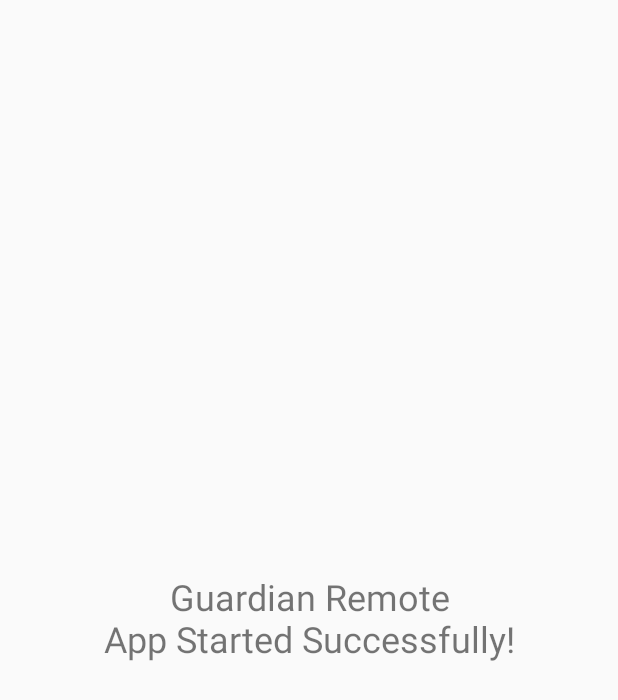
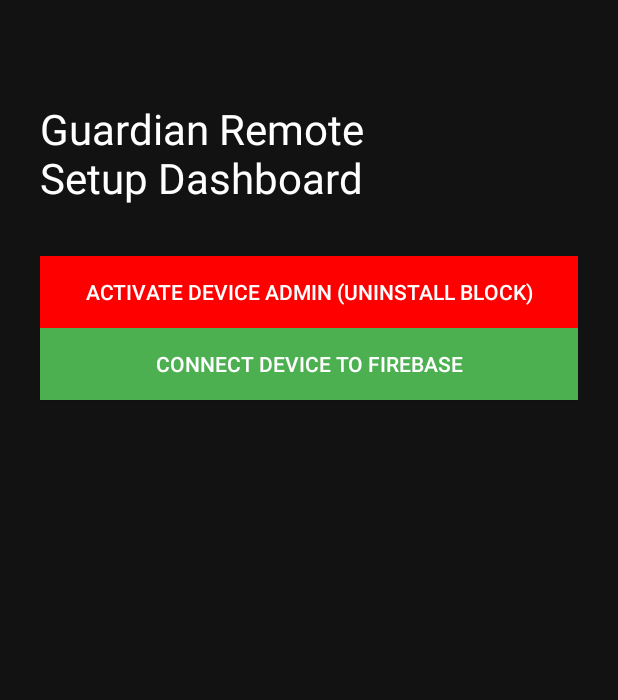
Before and after one commit to gunanand01/GuardianRemote, an Android app: the screen it shows after launch (MainActivity), on a phone screen of 412 x 824 dp. Shown: the top 700 px of the screen. Run offline under Robolectric (Android 15) with nearby library versions, the phone set to English and light mode, and no system bars; our stand-ins replace Firebase (no records; nobody signed in at launch, a user with empty details on screens opened directly); 1 statement that could not run was skipped.

Commit message:
Added Dashboard UI, Device Admin, and Firebase Auth

```diff
--- a/app/src/main/java/com/guardian/remote/MainActivity.kt
+++ b/app/src/main/java/com/guardian/remote/MainActivity.kt
@@ -1,20 +1,103 @@
 package com.guardian.remote
 
 import android.app.Activity
+import android.app.admin.DevicePolicyManager
+import android.content.ComponentName
+import android.content.Context
+import android.content.Intent
+import android.graphics.Color
 import android.os.Bundle
+import android.widget.Button
+import android.widget.LinearLayout
 import android.widget.TextView
+import android.widget.Toast
+import com.google.firebase.FirebaseApp
+import com.google.firebase.auth.FirebaseAuth
+import com.google.firebase.database.FirebaseDatabase
+import com.guardian.remote.receivers.GuardianAdminReceiver
 
 class MainActivity : Activity() {
+
+    private lateinit var devicePolicyManager: DevicePolicyManager
+    private lateinit var adminComponent: ComponentName
+    private lateinit var auth: FirebaseAuth
+    private lateinit var database: FirebaseDatabase
 
     override fun onCreate(savedInstanceState: Bundle?) {
         super.onCreate(savedInstanceState)
 
-        val textView = TextView(this).apply {
-            text = "Guardian Remote\nApp Started Successfully!"
-            textSize = 24f
-            gravity = android.view.Gravity.CENTER
+        // 1. Firebase Initialize karein
+        FirebaseApp.initializeApp(this)
+        auth = FirebaseAuth.getInstance()
+        database = FirebaseDatabase.getInstance()
+
+        // 2. Device Admin Setup
+        devicePolicyManager = getSystemService(Context.DEVICE_POLICY_SERVICE) as DevicePolicyManager
+        adminComponent = ComponentName(this, GuardianAdminReceiver::class.java)
+
+        // 3. UI Design (Dashboard)
+        val layout = LinearLayout(this).apply {
+            orientation = LinearLayout.VERTICAL
+            setPadding(40, 100, 40, 40)
+            setBackgroundColor(Color.parseColor("#121212")) // Dark Theme
         }
 
-        setContentView(textView)
+        val title = TextView(this).apply {
+            text = "Guardian Remote\nSetup Dashboard"
+            textSize = 28f
+            setTextColor(Color.WHITE)
+            setPadding(0, 0, 0, 50)
+        }
+
+        // Button 1: Device Admin
+        val adminBtn = Button(this).apply {
+            text = "Activate Device Admin (Uninstall Block)"
+            setBackgroundColor(Color.RED)
+            setTextColor(Color.WHITE)
+            setOnClickListener { activateAdmin() }
+        }
+
+        // Button 2: Firebase Auth
+        val authBtn = Button(this).apply {
+            text = "Connect Device to Firebase"
+            setBackgroundColor(Color.parseColor("#4CAF50"))
+            setTextColor(Color.WHITE)
+            setOnClickListener { connectToFirebase() }
+        }
+
+        layout.addView(title)
+        layout.addView(adminBtn)
+        layout.addView(authBtn)
+
+        setContentView(layout)
+    }
+
+    private fun activateAdmin() {
+        if (!devicePolicyManager.isAdminActive(adminComponent)) {
+            val intent = Intent(DevicePolicyManager.ACTION_ADD_DEVICE_ADMIN)
+            intent.putExtra(DevicePolicyManager.EXTRA_DEVICE_ADMIN, adminComponent)
+            intent.putExtra(DevicePolicyManager.EXTRA_ADD_EXPLANATION, "Required to block uninstallation.")
+            startActivity(intent)
+        } else {
+            Toast.makeText(this, "Device Admin is already active!", Toast.LENGTH_SHORT).show()
+        }
+    }
+
+    private fun connectToFirebase() {
+        auth.signInAnonymously().addOnCompleteListener { task ->
+            if (task.isSuccessful) {
+                val userId = auth.currentUser?.uid
+                Toast.makeText(this, "Connected! UID: $userId", Toast.LENGTH_LONG).show()
+
+                // Database mein initial data save karna
+                if (userId != null) {
+                    val deviceRef = database.reference.child("devices").child(userId)
+                    deviceRef.child("status").setValue("online")
+                    deviceRef.child("battery").setValue("85%")
+                }
+            } else {
+                Toast.makeText(this, "Failed to connect: ${task.exception?.message}", Toast.LENGTH_LONG).show()
+            }
+        }
     }
 }
```
